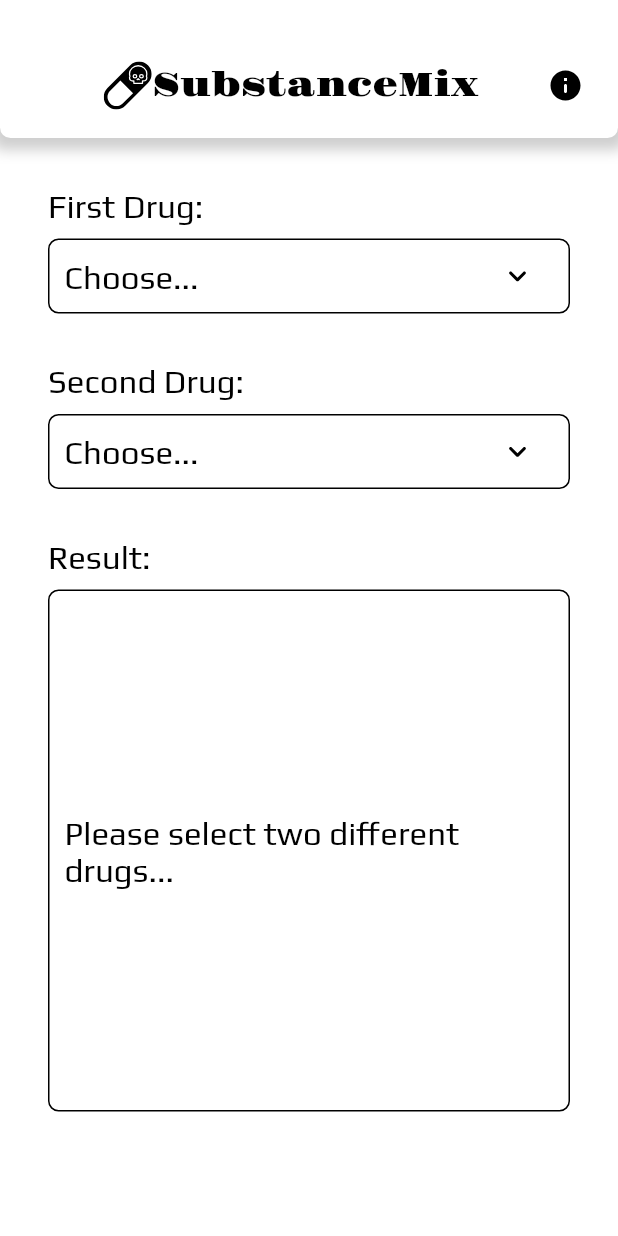
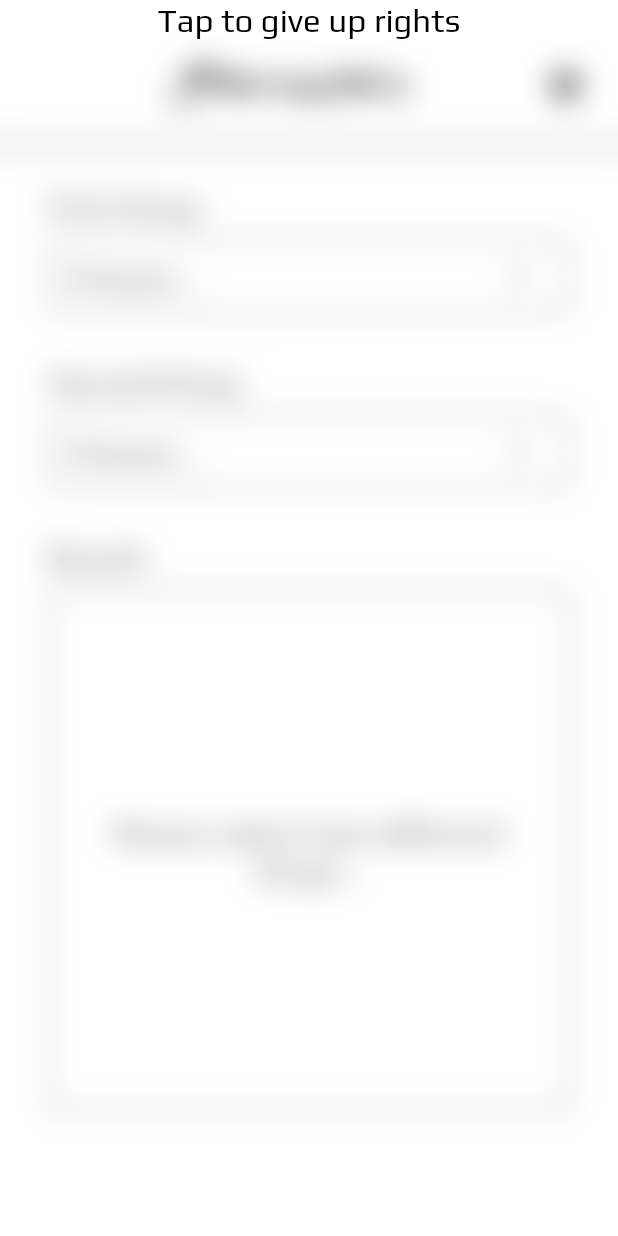
Before and after one commit to MikiVanousek/substance-mix, a Flutter app: the screen it shows after launch, on a phone screen of 412 x 824 dp. Run offline on Flutter 3.47's test engine with Material 2 defaults, Android fonts, the phone set to English and light mode, and no system bars; our stand-ins replace flutter_bloc, flutter_svg, shared_preferences.

Commit message:
Added DC legal popup screen.

```diff
--- a/lib/bloc/dc_bloc.dart
+++ b/lib/bloc/dc_bloc.dart
@@ -3,6 +3,8 @@ import 'package:drug_combos/drugs/combo_results.dart';
 import 'package:drug_combos/drugs/drug.dart';
 import 'package:flutter_bloc/flutter_bloc.dart';
 import 'package:quiver/core.dart';
+
+import 'drug_selection_state.dart';
 
 class DCBloc extends Bloc<DrugSelectedEvent, DrugSelectionState> {
   DCBloc() : super(DrugSelectionState());
@@ -11,7 +13,7 @@ class DCBloc extends Bloc<DrugSelectedEvent, DrugSelectionState> {
   Stream<DrugSelectionState> mapEventToState(DrugSelectedEvent event) async* {
     if (event.type == DrugInputType.first) {
       yield DrugSelectionState(
-          firstDrug: event.drug, secondDrug: state.secondDrug);
+        firstDrug: event.drug, secondDrug: state.secondDrug);
     } else if (event.type == DrugInputType.second) {
       yield DrugSelectionState(
           firstDrug: state.firstDrug, secondDrug: event.drug);
@@ -29,25 +31,3 @@ class DrugSelectedEvent {
 }
 
 enum DrugInputType { first, second }
-
-class DrugSelectionState {
-  final Drug firstDrug;
-  final Drug secondDrug;
-  final ComboResult result;
-
-  DrugSelectionState({this.firstDrug, this.secondDrug})
-      : result = Combiner.combine(firstDrug, secondDrug);
-
-  @override
-  String toString() => 'First drug: $firstDrug \t Second drug: $secondDrug';
-
-  @override
-  bool operator ==(Object other) {
-    return other is DrugSelectionState &&
-        other.firstDrug == firstDrug &&
-        other.secondDrug == secondDrug;
-  }
-
-  @override
-  int get hashCode => hash2(firstDrug, secondDrug);
-}
--- /dev/null
+++ b/lib/bloc/dc_legal_bloc.dart
@@ -0,0 +1,29 @@
+import 'package:flutter_bloc/flutter_bloc.dart';
+import 'package:shared_preferences/shared_preferences.dart';
+
+class DCLegalBloc extends Cubit<DCLegalState> {
+  static const String _KEY = "DCLegalAccepted";
+  DCLegalBloc() : super(DCLegalState.loading) {
+    _fetchIsAccepted();
+  }
+
+  void _fetchIsAccepted() async{
+    SharedPreferences prefs = await SharedPreferences.getInstance();
+    if(prefs.get(_KEY) != null && prefs.getBool(_KEY)) emit(DCLegalState.accepted);
+    else emit(DCLegalState.notAccepted);
+  }
+
+  void setAccepted() async {
+    emit(DCLegalState.loading);
+
+    SharedPreferences prefs = await SharedPreferences.getInstance();
+    prefs.setBool(_KEY, true);
+    _fetchIsAccepted();
+  }
+}
+
+enum DCLegalState {
+  loading,
+  notAccepted,
+  accepted,
+}
--- /dev/null
+++ b/lib/bloc/drug_selection_state.dart
@@ -0,0 +1,26 @@
+import 'package:drug_combos/drugs/combiner.dart';
+import 'package:drug_combos/drugs/combo_results.dart';
+import 'package:drug_combos/drugs/drug.dart';
+import 'package:quiver/core.dart';
+
+class DrugSelectionState {
+  final Drug firstDrug;
+  final Drug secondDrug;
+  final ComboResult result;
+
+  DrugSelectionState({this.firstDrug, this.secondDrug})
+      : result = Combiner.combine(firstDrug, secondDrug);
+
+  @override
+  String toString() => 'First drug: $firstDrug \t Second drug: $secondDrug';
+
+  @override
+  bool operator ==(Object other) {
+    return other is DrugSelectionState &&
+        other.firstDrug == firstDrug &&
+        other.secondDrug == secondDrug;
+  }
+
+  @override
+  int get hashCode => hash2(firstDrug, secondDrug);
+}
--- a/lib/dc_router.dart
+++ b/lib/dc_router.dart
@@ -1,14 +1,18 @@
 import 'dart:developer';
 
 import 'package:drug_combos/bloc/dc_bloc.dart';
+import 'package:drug_combos/presets/dc_text_styles.dart';
 import 'package:drug_combos/screens/dc_homescreen.dart';
+import 'package:drug_combos/screens/dc_legal_popup.dart';
 import 'package:drug_combos/screens/dc_picker_popup.dart';
+import 'package:drug_combos/screens/dc_popup.dart';
 import 'package:flutter/cupertino.dart';
 
 class DCRouter {
   static const String routeHomescreen = '/';
   static const String routeFirstDrugPickerScreen = '/pick_first';
   static const String routeSecondDrugPickerScreen = '/pick_second';
+  static const String routeLegalPopup = '/legal_popup';
 
   static Route generate(RouteSettings settings) {
     final String name = settings.name;
@@ -21,16 +25,15 @@ class DCRouter {
           return DCHomescreen();
         });
 
-        break;
       case routeFirstDrugPickerScreen:
         log('Routing to first drug popup...');
-        return DCPickerPopup(DrugInputType.first);
-        break;
+        return DCPopup(child: DCPicker(DrugInputType.first));
       case routeSecondDrugPickerScreen:
-        log('Routing second drug popup...');
-        return DCPickerPopup(DrugInputType.second);
-        break;
-
+        log('Routing to second drug popup...');
+        return DCPopup(child: DCPicker(DrugInputType.second));
+      case routeLegalPopup:
+        log('Routing to legal popup...');
+        return DCPopup(child: DCLegalPopup());
       default:
         throw Exception('Unknown route pushed: $name');
     }
--- a/lib/main.dart
+++ b/lib/main.dart
@@ -1,3 +1,4 @@
+import 'package:drug_combos/bloc/dc_legal_bloc.dart';
 import 'package:drug_combos/presets/dc_colors.dart';
 import 'package:drug_combos/presets/dc_dimens.dart';
 import 'package:drug_combos/presets/dc_icons.dart';
@@ -21,7 +22,6 @@ void main() {
 }
 
 class MyApp extends StatelessWidget {
-
   // This widget is the root of your application.
   @override
   Widget build(BuildContext context) {
@@ -39,8 +39,11 @@ class MyApp extends StatelessWidget {
       systemNavigationBarIconBrightness: Brightness.dark, //navigation bar icon
     ));
 
-    return BlocProvider<DCBloc>(
-      create: (BuildContext context) => DCBloc(),
+    return MultiBlocProvider(
+      providers: [
+        BlocProvider<DCBloc>(create: (_) => DCBloc()),
+        BlocProvider<DCLegalBloc>(create: (_) => DCLegalBloc()),
+      ],
       child: WidgetsApp(
         title: 'Flutter Demo',
         color: DCColors.primary,
--- a/lib/screens/dc_homescreen.dart
+++ b/lib/screens/dc_homescreen.dart
@@ -1,4 +1,6 @@
 import 'package:drug_combos/bloc/dc_bloc.dart';
+import 'package:drug_combos/bloc/dc_legal_bloc.dart';
+import 'package:drug_combos/bloc/drug_selection_state.dart';
 import 'package:drug_combos/dc_router.dart';
 import 'package:drug_combos/drugs/drug.dart';
 import 'package:drug_combos/presets/dc_dimens.dart';
@@ -16,7 +18,16 @@ class DCHomescreen extends StatelessWidget {
 
   @override
   Widget build(BuildContext context) {
-    return DCScaffold(
+    return BlocListener<DCLegalBloc, DCLegalState>(
+      listener: (BuildContext context, DCLegalState state) {
+        if (state == DCLegalState.notAccepted)
+          Navigator.of(context).pushNamed(DCRouter.routeLegalPopup);
+        else {
+          debugPrint('Legal disclaimer is accepted...');
+        }
+      },
+
+      child: DCScaffold(
         appbar: Row(
           mainAxisAlignment: MainAxisAlignment.spaceBetween,
           crossAxisAlignment: CrossAxisAlignment.stretch,
@@ -29,7 +40,7 @@ class DCHomescreen extends StatelessWidget {
                     children: [
                       SvgPicture.asset(DCIcons.logo, width: 32, height: 32,),
                       Text(
-                      'SubstanceMix',
+                        'DrugMix',
                         style: DCTextStyles.title,
                       ),
                     ],
@@ -75,6 +86,7 @@ class DCHomescreen extends StatelessWidget {
         ],
 
         // This trailing comma makes auto-formatting nicer for build methods.
+      ),
     );
   }
 }
--- /dev/null
+++ b/lib/screens/dc_legal_popup.dart
@@ -0,0 +1,21 @@
+import 'package:drug_combos/bloc/dc_legal_bloc.dart';
+import 'package:drug_combos/presets/dc_text_styles.dart';
+import 'package:flutter/cupertino.dart';
+import 'package:flutter_bloc/flutter_bloc.dart';
+
+class DCLegalPopup extends StatelessWidget {
+  @override
+  Widget build(BuildContext context) => GestureDetector(
+    onTap: () => BlocProvider.of<DCLegalBloc>(context).setAccepted(),
+    child: Center(
+          child: Column(
+            children: [
+              Text(
+                'Tap to give up rights',
+                style: DCTextStyles.display1,
+              ),
+            ],
+          ),
+        ),
+  );
+}
--- a/lib/screens/dc_picker_popup.dart
+++ b/lib/screens/dc_picker_popup.dart
@@ -12,24 +12,12 @@ import 'package:flutter/cupertino.dart';
 import 'package:flutter/material.dart';
 import 'package:flutter_bloc/flutter_bloc.dart';
 
-class DCPickerPopup extends PopupRoute {
+class DCPicker extends StatelessWidget {
   final DrugInputType type;
 
-  DCPickerPopup(this.type);
-
+  DCPicker(this.type);
   @override
-  Color get barrierColor => Colors.white.withAlpha(100);
-
-  @override
-  bool get barrierDismissible => true;
-
-  @override
-  String get barrierLabel => '';
-
-  @override
-  Widget buildPage(BuildContext context, Animation<double> animation,
-      Animation<double> secondaryAnimation) {
-    return BlocProvider<PickerBloc>(
+  Widget build(BuildContext context) => BlocProvider<PickerBloc>(
     create: (_) => PickerBloc(),
     child: BlocListener<PickerBloc, PickerState>(
       listener: (_, state) {
@@ -39,11 +27,6 @@ class DCPickerPopup extends PopupRoute {
           Navigator.of(context).pop();
         }
       },
-        child: BackdropFilter(
-          filter: ImageFilter.blur(sigmaX: 10, sigmaY: 10),
-          child: Padding(
-            padding:
-                const EdgeInsets.symmetric(horizontal: DCDimens.paddingBig),
       child: Column(
         children: [
           SizedBox(
@@ -90,13 +73,7 @@ class DCPickerPopup extends PopupRoute {
         ],
       ),
     ),
-        ),
-      ),
   );
-  }
-
-  @override
-  Duration get transitionDuration => const Duration(milliseconds: 100);
 }
 
 class SelectedDrugNotifier extends ChangeNotifier {
--- /dev/null
+++ b/lib/screens/dc_popup.dart
@@ -0,0 +1,55 @@
+import 'dart:ui';
+
+import 'package:drug_combos/bloc/dc_bloc.dart';
+import 'package:drug_combos/bloc/picker_bloc.dart';
+import 'package:drug_combos/drugs/drug_category.dart';
+import 'package:drug_combos/drugs/drug_category.dart';
+import 'package:drug_combos/presets/dc_dimens.dart';
+import 'package:drug_combos/presets/dc_text_styles.dart';
+import 'package:drug_combos/widgets/dc_card.dart';
+import 'package:drug_combos/widgets/drug_input.dart';
+import 'package:flutter/cupertino.dart';
+import 'package:flutter/material.dart';
+import 'package:flutter_bloc/flutter_bloc.dart';
+
+class DCPopup extends PopupRoute {
+  final Widget child;
+
+  DCPopup({this.child});
+
+  @override
+  Color get barrierColor => Colors.white.withAlpha(100);
+
+  @override
+  bool get barrierDismissible => true;
+
+  @override
+  String get barrierLabel => '';
+
+  @override
+  Widget buildPage(BuildContext context, Animation<double> animation,
+      Animation<double> secondaryAnimation) {
+    return BackdropFilter(
+          filter: ImageFilter.blur(sigmaX: 10, sigmaY: 10),
+          child: Padding(
+            padding:
+            const EdgeInsets.symmetric(horizontal: DCDimens.paddingBig),
+            child: child,
+            ),
+          );
+  }
+
+  @override
+  Duration get transitionDuration => const Duration(milliseconds: 0);
+}
+
+class SelectedDrugNotifier extends ChangeNotifier {
+  DrugCategory _category;
+
+  DrugCategory set(category) {
+    _category = category;
+    notifyListeners();
+  }
+
+  DrugCategory get category => _category;
+}
--- a/lib/widgets/result_output.dart
+++ b/lib/widgets/result_output.dart
@@ -54,6 +54,7 @@ class ResultOutput extends StatelessWidget {
                 style: result == ComboResult.NaN
                     ? DCTextStyles.display1
                     : DCTextStyles.display1Inverted,
+                textAlign: TextAlign.center,
               ),
             ],
           )),
```
Also changed, not shown: pubspec.yaml (+6 -5 lines), 1 other file. Lines whose indentation alone changed are shown as unchanged.
